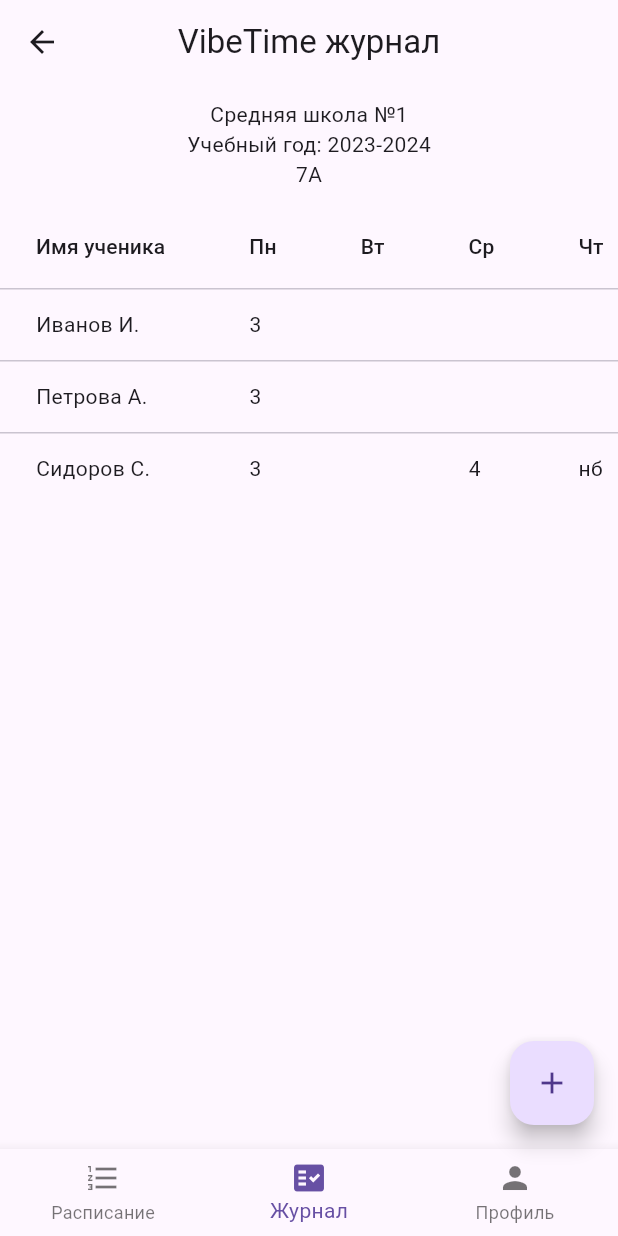
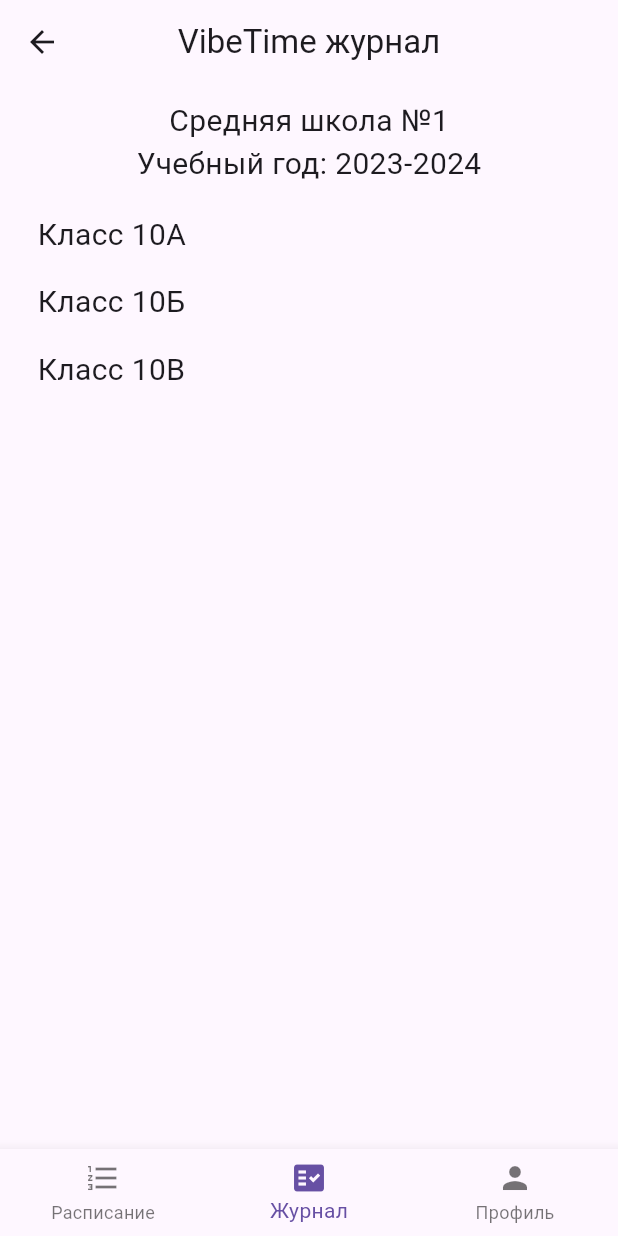
Before and after one commit to easy28g/school-diary-frontend, a Flutter app: the TeachersHome screen opened by its route, item 2 of the bottom bar chosen, on a phone screen of 412 x 824 dp. Run offline on Flutter 3.47's test engine with Material 3 defaults, Android fonts, the phone set to English and light mode, and no system bars; our stand-ins replace multi_select_flutter.

Commit message:
remade class journal and add dialogshow in button

```diff
--- a/lib/pages/teacher_pages/ClassJournalForTeachers.dart
+++ /dev/null
@@ -1,112 +0,0 @@
-import 'package:flutter/material.dart';
-
-import 'TeachersHome.dart';
-import 'TeachersProfileMenu.dart';
-
-class ClassJournalForTeachers extends StatefulWidget {
-  @override
-  State<ClassJournalForTeachers> createState() =>
-      _ClassJournalForTeachersState();
-}
-
-class _ClassJournalForTeachersState extends State<ClassJournalForTeachers> {
-  List<String> names = ['Иванов И.', 'Петрова А.', 'Сидоров С.'];
-  List<List<String>> grades = [
-    ['3', '', '', '', 'нб', 'нб'],
-    ['3', '', '', '', '', 'нб'],
-    ['3', '', '4', 'нб', '', 'нб'],
-  ];
-
-  void addRow() {
-    setState(() {
-      names.add('Новый ученик');
-      grades.add(['5', '5', '5', '5', '5', '5']);
-    });
-  }
-
-  @override
-  Widget build(BuildContext context) {
-    return Scaffold(
-      appBar: AppBar(
-        title: Text('VibeTime журнал'),
-        centerTitle: true,
-      ),
-      body: Container(
-        child: ListView(
-          children: [
-            Padding(
-              padding: const EdgeInsets.all(10.0),
-              child: Column(
-                children: [
-                  Text('Средняя школа №1'),
-                  Text('Учебный год: 2023-2024'),
-                  Text('7A'),
-                ],
-              ),
-            ),
-            Expanded(
-              child: SingleChildScrollView(
-                scrollDirection: Axis.horizontal,
-                child: DataTable(
-                  columns: [
-                    DataColumn(label: Text('Имя ученика')),
-                    DataColumn(label: Text('Пн')),
-                    DataColumn(label: Text('Вт')),
-                    DataColumn(label: Text('Ср')),
-                    DataColumn(label: Text('Чт')),
-                    DataColumn(label: Text('Пт')),
-                    DataColumn(label: Text('Сб')),
-                  ],
-                  rows: List.generate(
-                    names.length,
-                        (index) => DataRow(
-                      cells: [
-                        DataCell(Text(names[index])),
-                        ...grades[index]
-                            .map((grade) => DataCell(Text(grade))),
-                      ],
-                    ),
-                  ),
-                ),
-              ),
-            ),
-          ],
-        ),
-      ),
-      bottomNavigationBar: BottomNavigationBar(
-        onTap: (index) {
-          if (index == 0) {
-            Navigator.pushReplacement(
-              context,
-              MaterialPageRoute(builder: (context) => TeachersHome()),
-            );
-          } else if (index == 2) {
-            Navigator.pushReplacement(
-              context,
-              MaterialPageRoute(builder: (context) => TeachersProfileMenu()),
-            );
-          }
-        },
-        currentIndex: 1,
-        items: [
-          BottomNavigationBarItem(
-            icon: Icon(Icons.format_list_numbered),
-            label: 'Расписание',
-          ),
-          BottomNavigationBarItem(
-            icon: Icon(Icons.fact_check),
-            label: 'Журнал',
-          ),
-          BottomNavigationBarItem(
-            icon: Icon(Icons.person),
-            label: 'Профиль',
-          ),
-        ],
-      ),
-      floatingActionButton: FloatingActionButton(
-        onPressed: addRow,
-        child: Icon(Icons.add),
-      ),
-    );
-  }
-}
--- /dev/null
+++ b/lib/pages/teacher_pages/ClassesJournalsForTeachers.dart
@@ -0,0 +1,112 @@
+import 'package:flutter/material.dart';
+
+import 'ChoosedClassJournal.dart';
+import 'TeachersHome.dart';
+import 'TeachersProfileMenu.dart';
+
+class ClassesJournalsForTeachers extends StatefulWidget {
+  @override
+  State<ClassesJournalsForTeachers> createState() =>
+      _ClassesJournalsForTeachersState();
+}
+
+class _ClassesJournalsForTeachersState
+    extends State<ClassesJournalsForTeachers> {
+
+  @override
+  Widget build(BuildContext context) {
+    return Scaffold(
+      appBar: AppBar(
+        title: Text('VibeTime журнал'),
+        centerTitle: true,
+      ),
+      body: Container(
+        child: ListView(
+          children: [
+            Padding(
+              padding: const EdgeInsets.all(10.0),
+              child: Column(
+                children: [
+                  Text('Средняя школа №1', style: TextStyle(fontSize: 20)),
+                  Text('Учебный год: 2023-2024', style: TextStyle(fontSize: 20)),
+                ],
+              ),
+            ),
+            InkWell(
+              onTap: () {
+                Navigator.push(
+                  context,
+                  MaterialPageRoute(
+                    builder: (context) => ChoosedClassJournal(),
+                  ),
+                );
+              },
+              child: Padding(
+                padding: const EdgeInsets.fromLTRB(25.0, 8.0, 8.0, 8.0),
+                child: Text('Класс 10А', style: TextStyle(fontSize: 20)),
+              ),
+            ),
+            InkWell(
+              onTap: () {
+                Navigator.push(
+                  context,
+                  MaterialPageRoute(
+                    builder: (context) => ChoosedClassJournal(),
+                  ),
+                );
+              },
+              child: Padding(
+                padding: const EdgeInsets.fromLTRB(25.0, 8.0, 8.0, 8.0),
+                child: Text('Класс 10Б', style: TextStyle(fontSize: 20)),
+              ),
+            ),
+            InkWell(
+              onTap: () {
+                Navigator.push(
+                  context,
+                  MaterialPageRoute(
+                    builder: (context) => ChoosedClassJournal(),
+                  ),
+                );
+              },
+              child: Padding(
+                padding: const EdgeInsets.fromLTRB(25.0, 8.0, 8.0, 8.0),
+                child: Text('Класс 10В', style: TextStyle(fontSize: 20)),
+              ),
+            ),
+          ],
+        ),
+      ),
+      bottomNavigationBar: BottomNavigationBar(
+        onTap: (index) {
+          if (index == 0) {
+            Navigator.pushReplacement(
+              context,
+              MaterialPageRoute(builder: (context) => TeachersHome()),
+            );
+          } else if (index == 2) {
+            Navigator.pushReplacement(
+              context,
+              MaterialPageRoute(builder: (context) => TeachersProfileMenu()),
+            );
+          }
+        },
+        currentIndex: 1,
+        items: [
+          BottomNavigationBarItem(
+            icon: Icon(Icons.format_list_numbered),
+            label: 'Расписание',
+          ),
+          BottomNavigationBarItem(
+            icon: Icon(Icons.fact_check),
+            label: 'Журнал',
+          ),
+          BottomNavigationBarItem(
+            icon: Icon(Icons.person),
+            label: 'Профиль',
+          ),
+        ],
+      ),
+    );
+  }
+}
--- a/lib/pages/teacher_pages/TeachersHome.dart
+++ b/lib/pages/teacher_pages/TeachersHome.dart
@@ -1,6 +1,6 @@
 import 'package:flutter/material.dart';
 
-import 'ClassJournalForTeachers.dart';
+import 'ClassesJournalsForTeachers.dart';
 import 'StudentsList.dart';
 import 'TeachersCalendar.dart';
 import 'TeachersProfileMenu.dart';
@@ -170,7 +170,7 @@
           if (index == 1) {
             Navigator.pushReplacement(
               context,
-              MaterialPageRoute(builder: (context) => ClassJournalForTeachers()),
+              MaterialPageRoute(builder: (context) => ClassesJournalsForTeachers()),
             );
           } else if (index == 2) {
             Navigator.pushReplacement(
--- a/lib/pages/teacher_pages/TeachersProfileMenu.dart
+++ b/lib/pages/teacher_pages/TeachersProfileMenu.dart
@@ -1,6 +1,6 @@
 import 'package:flutter/material.dart';
 
-import 'ClassJournalForTeachers.dart';
+import 'ClassesJournalsForTeachers.dart';
 import 'TeachersHome.dart';
 
 class TeachersProfileMenu extends StatefulWidget{
@@ -49,7 +49,7 @@
           } else if (index == 1) {
             Navigator.pushReplacement(
               context,
-              MaterialPageRoute(builder: (context) => ClassJournalForTeachers()),
+              MaterialPageRoute(builder: (context) => ClassesJournalsForTeachers()),
             );
           }
         },
```
Also changed, not shown: lib/pages/teacher_pages/AssignGradeToStudent.dart (+30 -6 lines), lib/pages/teacher_pages/ChoosedClassJournal.dart (added, +75 -0 lines), lib/pages/teacher_pages/SetHomework.dart (+29 -8 lines), lib/pages/teacher_pages/StudentsList.dart (+28 -3 lines).
